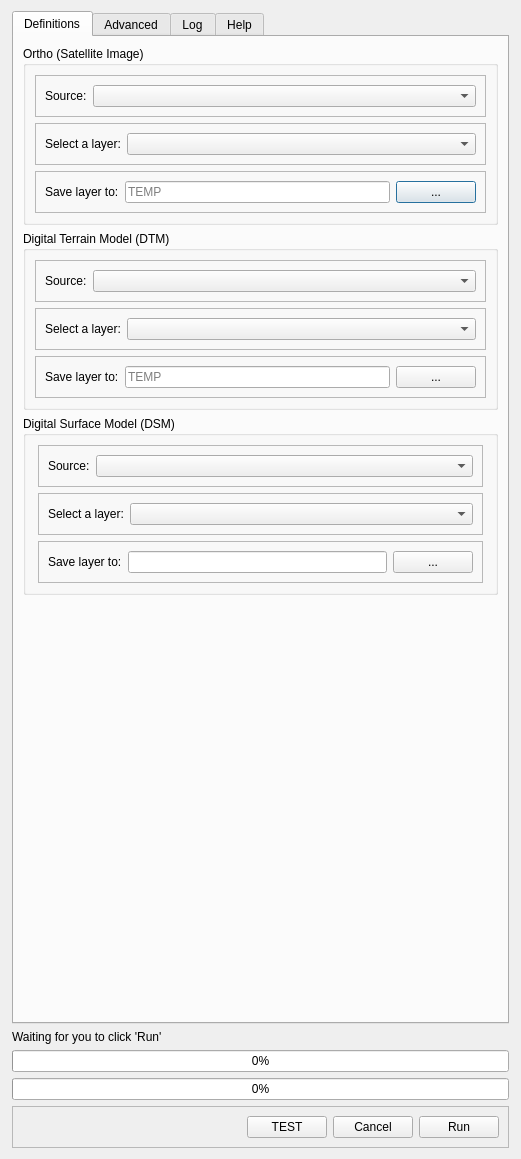
The window that citygen/citygen_dialog_base.ui (arthurRuf/3dcitybuilder) describes before a commit, drawn with Qt 5.
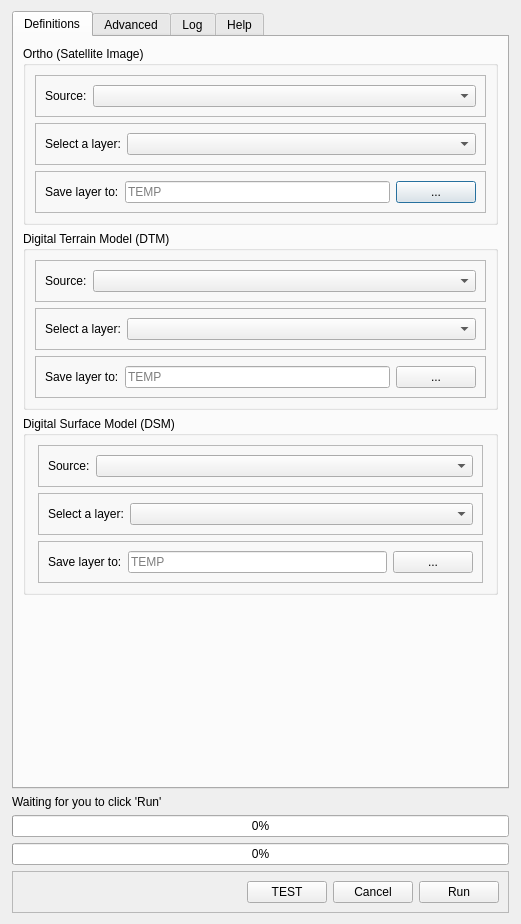
The same window after the commit. The open tabs and pages were chosen to show the change.

What changed in the file:
```diff
--- a/citygen/citygen_dialog_base.ui
+++ b/citygen/citygen_dialog_base.ui
@@ -7,7 +7,7 @@
     <x>0</x>
     <y>0</y>
     <width>521</width>
-    <height>1159</height>
+    <height>924</height>
    </rect>
   </property>
   <property name="windowTitle">
@@ -287,7 +287,11 @@
               </widget>
              </item>
              <item>
-              <widget class="QLineEdit" name="edtDSMSateTo"/>
+              <widget class="QLineEdit" name="edtDSMSateTo">
+               <property name="placeholderText">
+                <string>TEMP</string>
+               </property>
+              </widget>
              </item>
              <item>
               <widget class="QPushButton" name="btnDSMSateTo">
```
Left out of the diff: 2 changed lines with no effect on the pictures.
